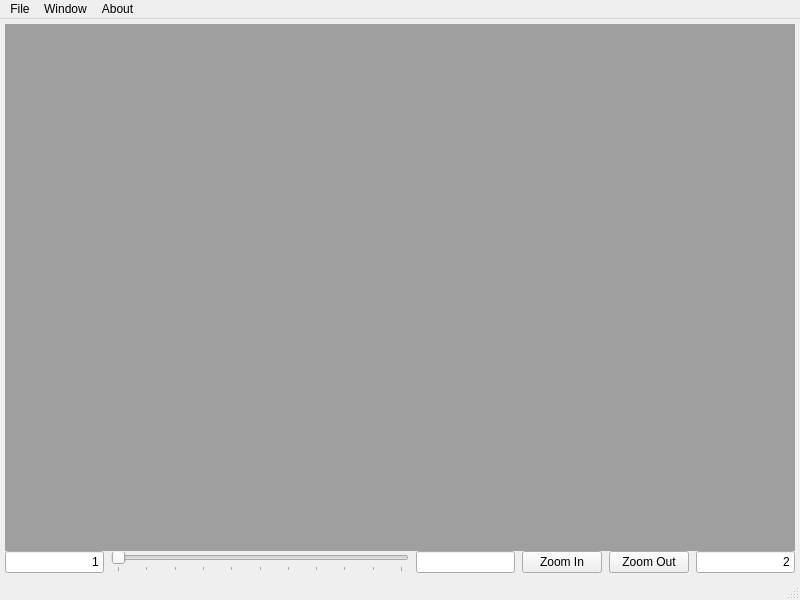
Qt form MainWindowUI.ui (dsoutw/RenormalizationPlot) before a commit.
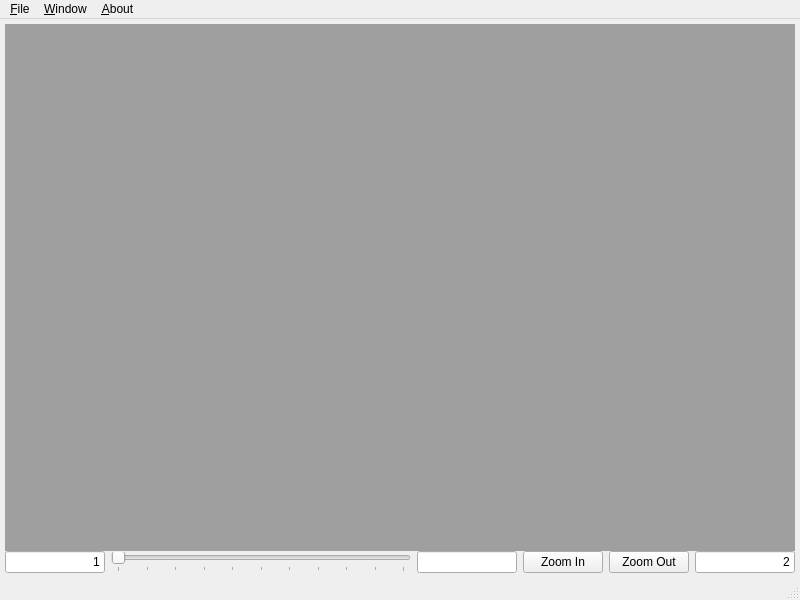
The same form after that commit.

```diff
--- a/MainWindowUI.ui
+++ b/MainWindowUI.ui
@@ -47,12 +47,16 @@
      </widget>
     </item>
     <item>
-     <layout class="QHBoxLayout" name="parameterLayout" stretch="1,3,1,0,0,1">
-      <property name="spacing">
-       <number>7</number>
-      </property>
-      <property name="sizeConstraint">
-       <enum>QLayout::SetDefaultConstraint</enum>
+     <widget class="QWidget" name="parameterWidget" native="true">
+      <layout class="QHBoxLayout" name="horizontalLayout" stretch="1,3,1,0,0,1">
+       <property name="leftMargin">
+        <number>0</number>
+       </property>
+       <property name="topMargin">
+        <number>0</number>
+       </property>
+       <property name="rightMargin">
+        <number>0</number>
       </property>
       <property name="bottomMargin">
        <number>0</number>
@@ -127,6 +131,7 @@
        </widget>
       </item>
      </layout>
+     </widget>
     </item>
    </layout>
   </widget>
@@ -142,21 +147,21 @@
    </property>
    <widget class="QMenu" name="menuFile">
     <property name="title">
-     <string>File</string>
+     <string>&amp;File</string>
     </property>
     <addaction name="separator"/>
     <addaction name="actionQuit"/>
    </widget>
    <widget class="QMenu" name="menuWindow">
     <property name="title">
-     <string>Window</string>
+     <string>&amp;Window</string>
     </property>
     <addaction name="actionCascade"/>
     <addaction name="actionTile"/>
    </widget>
    <widget class="QMenu" name="menuAbout">
     <property name="title">
-     <string>About</string>
+     <string>&amp;About</string>
     </property>
    </widget>
    <addaction name="menuFile"/>
```
Left out of the diff: 6 changed lines with no effect on the pictures. Lines whose indentation alone changed are shown as unchanged.
